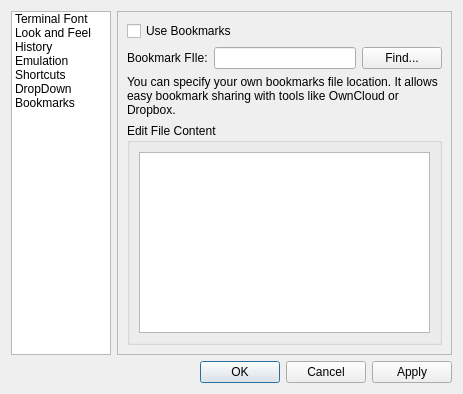
First picture: the form in src/forms/preferencesdialog.ui, repository trollixx/quickterminal, before the edit.
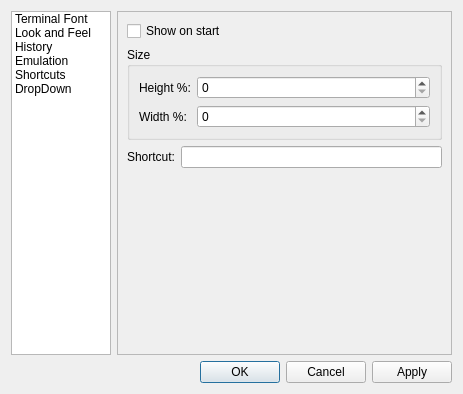
Second picture: the form after the edit. The open tabs and pages were chosen to show the change.

Commit message: Remove bookmarks related stuff from Preferences

Patch:
```diff
--- a/src/forms/preferencesdialog.ui
+++ b/src/forms/preferencesdialog.ui
@@ -77,11 +77,6 @@
        <string>DropDown</string>
       </property>
      </item>
-     <item>
-      <property name="text">
-       <string>Bookmarks</string>
-      </property>
-     </item>
     </widget>
    </item>
    <item row="0" column="1">
@@ -511,70 +506,6 @@
        </item>
       </layout>
      </widget>
-     <widget class="QWidget" name="page_2">
-      <layout class="QGridLayout" name="gridLayout_9">
-       <item row="3" column="0">
-        <widget class="QGroupBox" name="groupBox_5">
-         <property name="title">
-          <string>Edit File Content</string>
-         </property>
-         <layout class="QGridLayout" name="gridLayout_10">
-          <item row="0" column="0">
-           <widget class="QPlainTextEdit" name="bookmarkPlainEdit">
-            <property name="font">
-             <font>
-              <family>Bera Sans Mono [bitstream]</family>
-              <pointsize>11</pointsize>
-             </font>
-            </property>
-            <property name="lineWrapMode">
-             <enum>QPlainTextEdit::NoWrap</enum>
-            </property>
-           </widget>
-          </item>
-         </layout>
-        </widget>
-       </item>
-       <item row="0" column="0">
-        <widget class="QCheckBox" name="useBookmarksCheckBox">
-         <property name="text">
-          <string>Use Bookmarks</string>
-         </property>
-        </widget>
-       </item>
-       <item row="1" column="0">
-        <layout class="QHBoxLayout" name="horizontalLayout">
-         <item>
-          <widget class="QLabel" name="label_10">
-           <property name="text">
-            <string>Bookmark FIle:</string>
-           </property>
-          </widget>
-         </item>
-         <item>
-          <widget class="QLineEdit" name="bookmarksLineEdit"/>
-         </item>
-         <item>
-          <widget class="QPushButton" name="bookmarksButton">
-           <property name="text">
-            <string>Find...</string>
-           </property>
-          </widget>
-         </item>
-        </layout>
-       </item>
-       <item row="2" column="0">
-        <widget class="QLabel" name="label_11">
-         <property name="text">
-          <string>You can specify your own bookmarks file location. It allows easy bookmark sharing with tools like OwnCloud or Dropbox.</string>
-         </property>
-         <property name="wordWrap">
-          <bool>true</bool>
-         </property>
-        </widget>
-       </item>
-      </layout>
-     </widget>
     </widget>
    </item>
   </layout>
```
Left out of the diff: 2 changed lines with no effect on the pictures. The commit also changes 2 other files.
